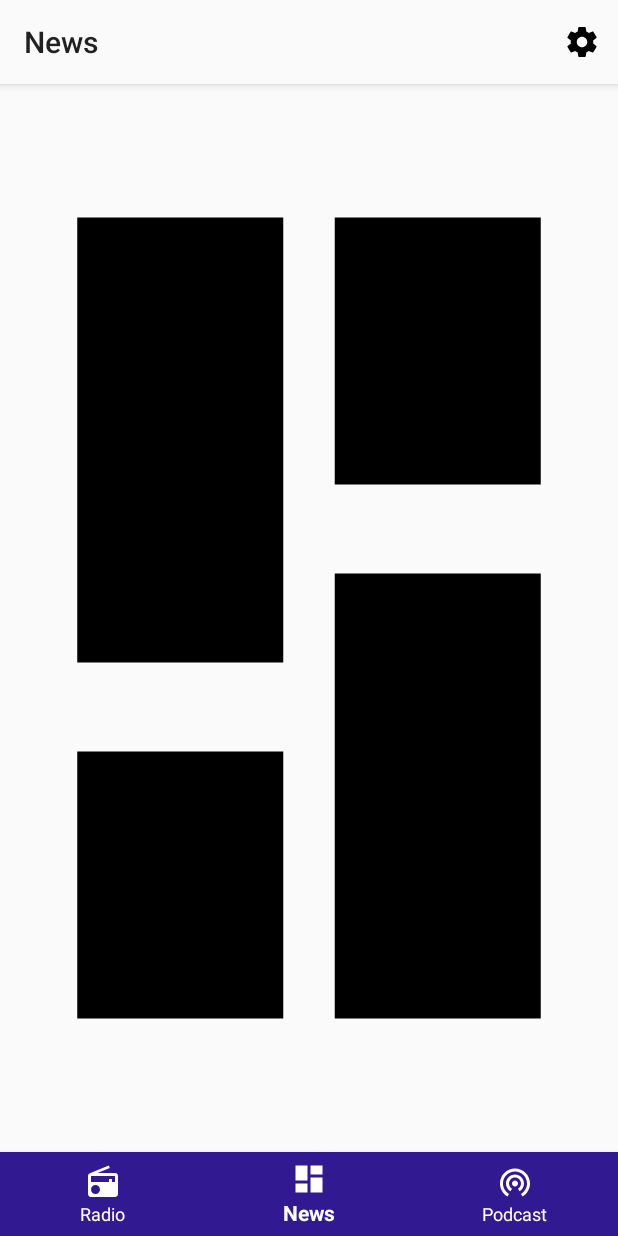
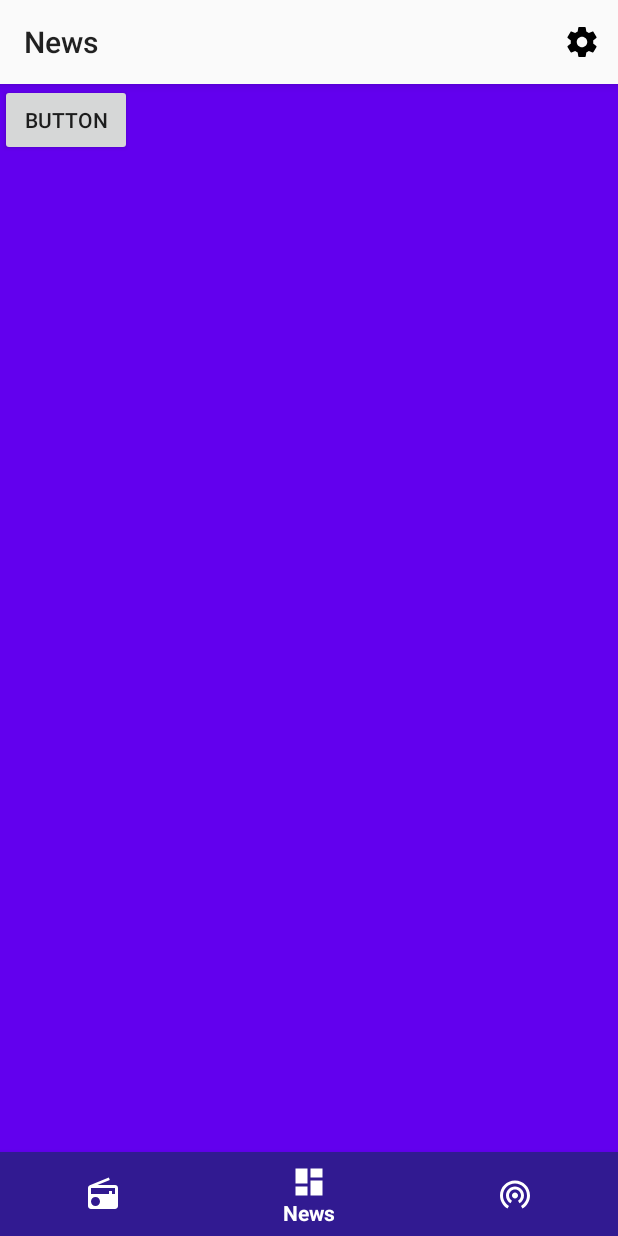
Before and after one commit to lunar-d/Antithese-Radio, an Android app: the screen it shows after launch (MainActivity), item 2 of the bottom bar chosen, on a phone screen of 412 x 824 dp. Run offline under Robolectric (Android 15) with nearby library versions, the phone set to English and light mode, and no system bars; libraries missing offline, so code that uses them is left out: com.github.slashrootv200.exoplayerfragment.

Commit message:
little fix
invisible button...

```diff
--- a/Full/AntithseRadio/app/src/main/java/fr/antithseradio/antithseradio/MainActivity.java
+++ b/Full/AntithseRadio/app/src/main/java/fr/antithseradio/antithseradio/MainActivity.java
@@ -73,7 +73,7 @@ public class MainActivity extends AppCompatActivity {
                 new radioFragment()).commit();
 
 
-        /* playerView=findViewById(R.id.player_view);
+       /* playerView=findViewById(R.id.player_view);
 
         player= ExoPlayerFactory.newSimpleInstance( this,
                 new DefaultTrackSelector());
@@ -86,7 +86,7 @@ public class MainActivity extends AppCompatActivity {
                 .createMediaSource(Uri.parse("https://r2---sn-25glen7e.googlevideo.com/videoplayback?signature=B225B7FD619D06C74359E66D41E945A0811645AB.AFE1C6D794F09B98A76EA1DF99D58FCCCA52E789&fvip=2&sparams=aitags%2Cclen%2Cdur%2Cei%2Cgir%2Cid%2Cinitcwndbps%2Cip%2Cipbits%2Citag%2Ckeepalive%2Clmt%2Cmime%2Cmm%2Cmn%2Cms%2Cmv%2Cotfp%2Cpl%2Crequiressl%2Csource%2Cexpire&itag=136&ei=IABBXIj8O8ySmLAP1MihiAw&key=yt6&pl=42&mime=video%2Fmp4&source=youtube&c=WEB&otfp=1&keepalive=yes&expire=1547785345&aitags=133%2C134%2C135%2C136%2C160&lmt=1531194202984590&mn=sn-25glen7e%2Csn-25ge7nsl&requiressl=yes&ipbits=0&mm=31%2C29&id=o-AJIoEOoBXsH4k57ZnJyUnw_jSpop12JsckCdbmB3GfOz&gir=yes&initcwndbps=738750&ip=2a01%3Ae0a%3Af9%3A5f0%3Ac0fd%3A35ee%3A9a91%3Aaafd&clen=12757657&mv=m&dur=794.320&mt=1547763652&ms=au%2Crdu&alr=yes&cpn=EfsuJj6VlE4MPfXt&cver=2.20190115&rn=370&rbuf=38703")); //URL MEDIA
 
         player.prepare(mediaSource);
-        player.setPlayWhenReady(false); */
+        player.setPlayWhenReady(false);*/
     }
 
 
--- a/Full/AntithseRadio/app/src/main/res/layout/activity_main.xml
+++ b/Full/AntithseRadio/app/src/main/res/layout/activity_main.xml
@@ -19,7 +19,7 @@
         app:layout_constraintRight_toRightOf="parent"
         app:layout_constraintTop_toTopOf="parent" />
 
-        <android.support.design.widget.BottomNavigationView
+    <android.support.design.widget.BottomNavigationView
         android:id="@+id/navigation"
         style="@style/bottombar"
         android:layout_width="0dp"
@@ -30,7 +30,7 @@
         app:itemHorizontalTranslationEnabled="false"
         app:itemIconTint="@color/colorAccent"
         app:itemTextColor="@color/colorAccent"
-        app:labelVisibilityMode="auto"
+        app:labelVisibilityMode="selected"
         app:layout_constraintBottom_toBottomOf="parent"
         app:layout_constraintLeft_toLeftOf="parent"
         app:layout_constraintRight_toRightOf="parent"
--- a/Full/AntithseRadio/app/src/main/res/layout/fragment_news.xml
+++ b/Full/AntithseRadio/app/src/main/res/layout/fragment_news.xml
@@ -2,6 +2,11 @@
 <RelativeLayout xmlns:android="http://schemas.android.com/apk/res/android"
     android:layout_width="match_parent"
     android:layout_height="match_parent"
-    android:background="@drawable/ic_dashboard_black_24dp">
+    android:background="@color/design_default_color_primary">
 
+    <Button
+        android:id="@+id/button"
+        android:layout_width="wrap_content"
+        android:layout_height="wrap_content"
+        android:text="Button" />
 </RelativeLayout>
```
Also changed, not shown: Full/AntithseRadio/app/src/main/res/layout/fragment_podcast.xml (+7 -1 lines), Full/AntithseRadio/app/src/main/res/layout/fragment_radio.xml (+21 -5 lines).
